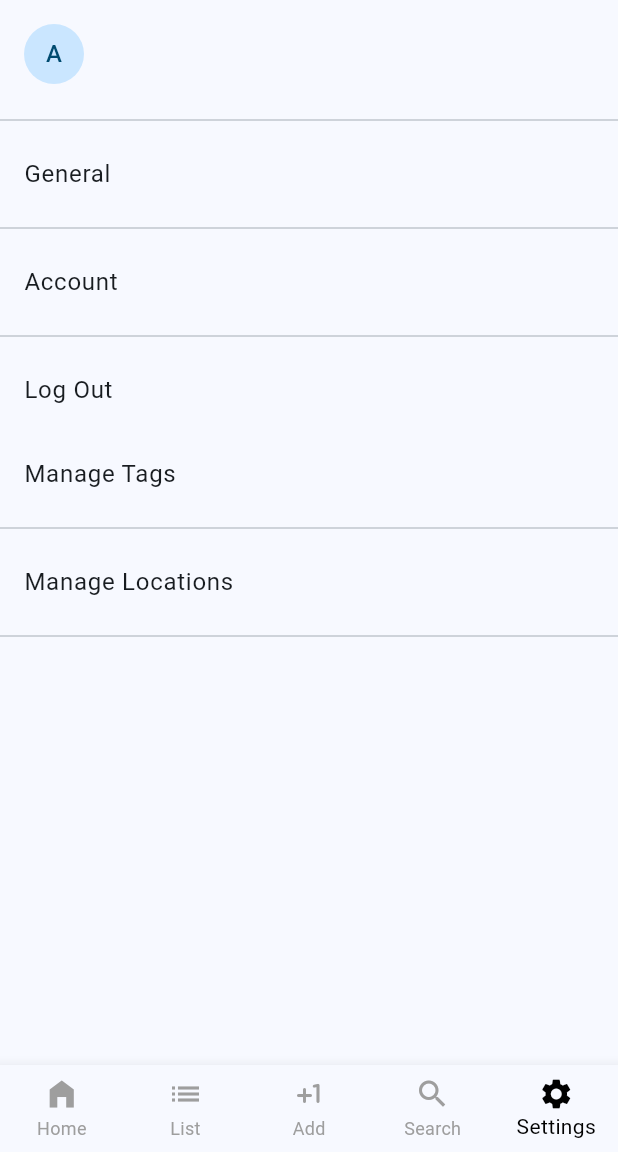
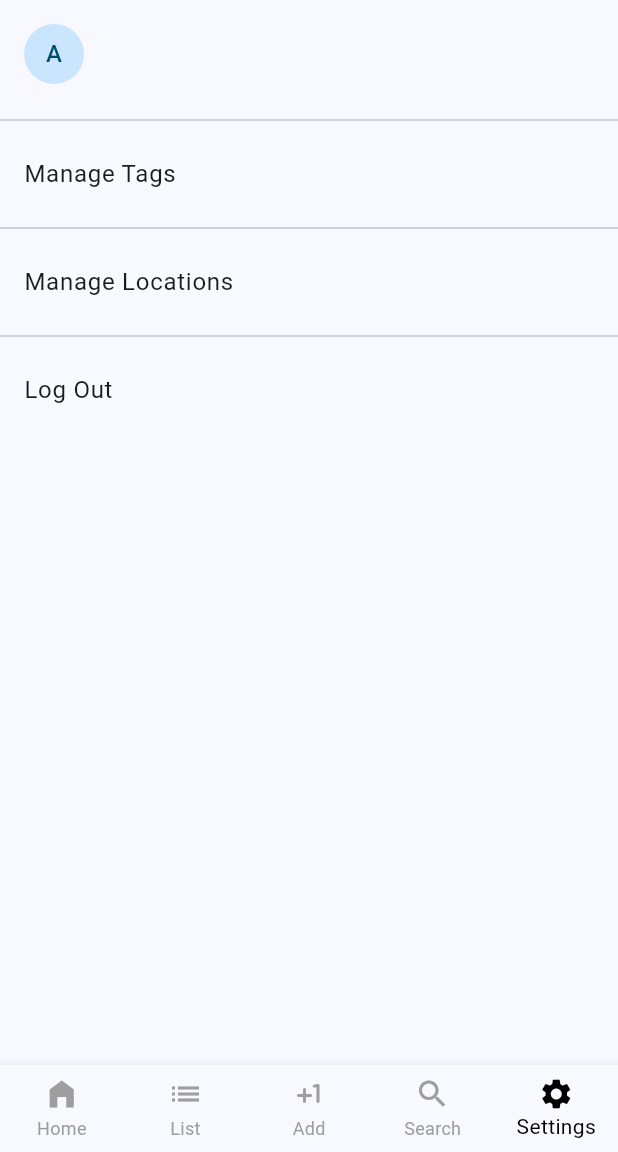
Before and after one commit to mycatdaphne/AtlasIMS, a Flutter app: the screen it shows once a user with an empty profile is signed in, item 5 of the bottom bar chosen, on a phone screen of 412 x 824 dp, the part 84-1236 px from its top. Run offline on Flutter 3.47's test engine with Material 3 defaults, Android fonts, the phone set to English and light mode, and no system bars; our stand-ins replace cloud_firestore, firebase_auth, firebase_core, firebase_storage, go_router, google_sign_in and 1 more; accounts and stored records are empty; generated files the repository leaves out were written again.

Commit message:
remove unneeded settings pages

```diff
--- a/atlas_ims/lib/views/settings.dart
+++ b/atlas_ims/lib/views/settings.dart
@@ -38,20 +38,6 @@ class _AtlasSettingsState extends State<AtlasSettings> {
           const Divider(),
         ],
         ListTile(
-          title: const Text('General'),
-          onTap: () => context.push('/settings/general'),
-        ),
-        const Divider(),
-        ListTile(
-          title: const Text('Account'),
-          onTap: () => context.push('/settings/account'),
-        ),
-        const Divider(),
-        ListTile(
-          title: const Text('Log Out'),
-          onTap: () => _confirmSignOut(context),
-        ),
-        ListTile(
           title: const Text('Manage Tags'),
           onTap: () => context.push('/settings/tags'),
         ),
@@ -61,6 +47,10 @@ class _AtlasSettingsState extends State<AtlasSettings> {
           onTap: () => context.push('/settings/locations'),
         ),
         const Divider(),
+        ListTile(
+          title: const Text('Log Out'),
+          onTap: () => _confirmSignOut(context),
+        ),
       ],
     );
   }
```
